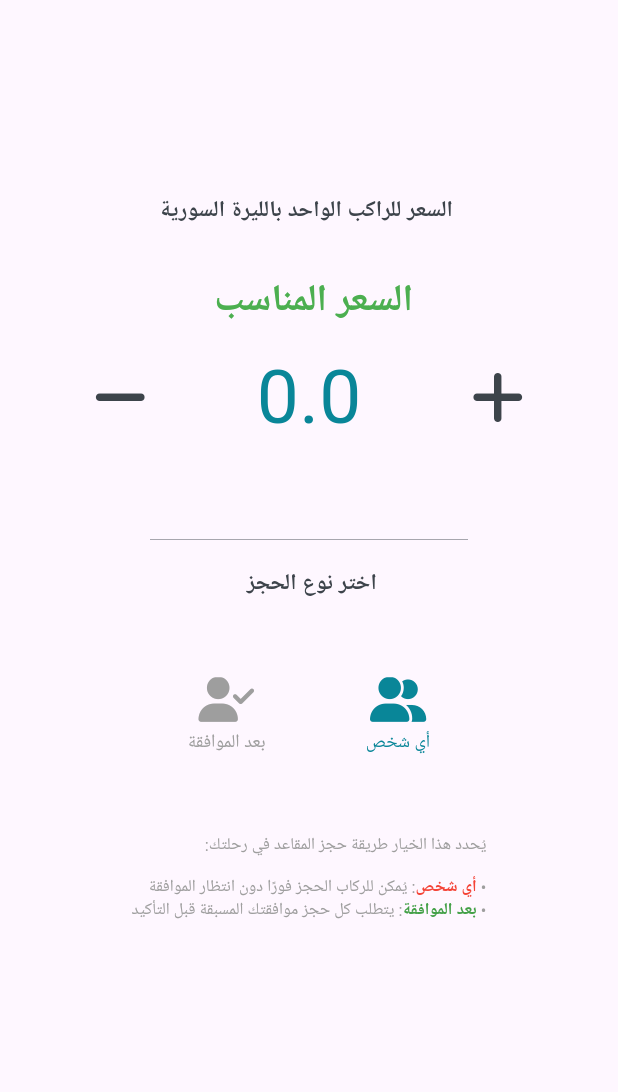
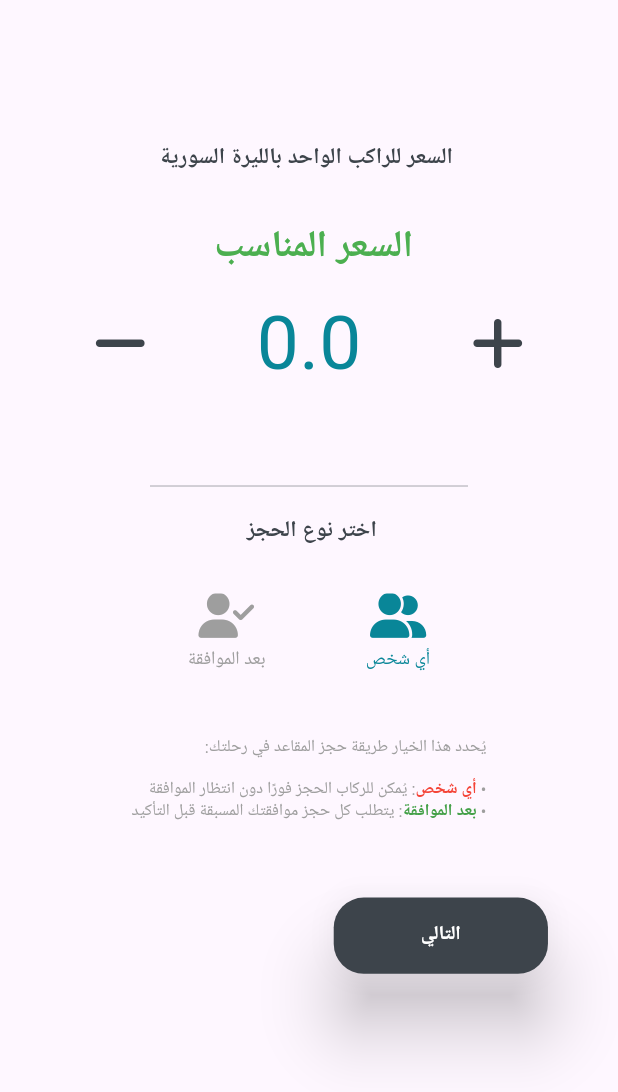
Before and after one commit to Salah-Al-Tenawi/dash_board, a Flutter app: the screen it shows after launch, after a tap on "التالي", on a phone screen of 412 x 824 dp. Shown: the top 1092 px of the screen. Run offline on Flutter 3.47's test engine with Material 3 defaults, Android fonts, the phone set to English and light mode, and no system bars; our stand-ins replace bloc, dartz, dio, equatable, flutter_bloc, flutter_map and 10 more; accounts and stored records are empty.

Commit message:
add button to trip select price and booking type

```diff
--- a/lib/features/trip_create/presantion/view/trip_select_price_and_booking_type.dart
+++ b/lib/features/trip_create/presantion/view/trip_select_price_and_booking_type.dart
@@ -3,9 +3,11 @@ import 'package:flutter_screenutil/flutter_screenutil.dart';
 import 'package:font_awesome_flutter/font_awesome_flutter.dart';
 import 'package:get/get_core/src/get_main.dart';
 import 'package:get/get_navigation/src/extension_navigation.dart';
-import 'package:sharecars/core/constant/text.dart';
+import 'package:sharecars/core/constant/const_text.dart';
+import 'package:sharecars/core/route/route_name.dart';
 import 'package:sharecars/core/them/my_colors.dart';
 import 'package:sharecars/core/them/text_app.dart';
+import 'package:sharecars/core/utils/widgets/my_button.dart';
 import 'package:sharecars/features/trip_create/data/model/trip_from.dart';
 import 'package:sharecars/features/trip_create/presantion/view/widget/trip_select_booking_type.dart';
 import 'package:sharecars/features/trip_create/presantion/view/widget/trip_select_price.dart';
@@ -64,6 +66,23 @@ class _TripSelectPriceAndBookingTypeState
               ),
               TripSelectBookingType(tripFrom: tripFrom),
               const TripTextNote(),
+              Padding(
+                padding: EdgeInsetsGeometry.only(left: 160.w),
+                child: MyButton(
+                  onPressed: () {
+                    // Get.toNamed(RouteName.tripSelectPriceAndBookingType, arguments: tripFrom);
+                  },
+                  color: MyColors.newramadi,
+                  width: 130.w,
+                  height: 50.h,
+                  borderRadius: true,
+                  splashcolor: MyColors.newrskey,
+                  child: const Text(
+                    "التالي",
+                    style: font13boldwhite,
+                  ),
+                ),
+              )
             ],
           ),
         ),
--- a/lib/features/trip_create/presantion/view/widget/trip_select_booking_type.dart
+++ b/lib/features/trip_create/presantion/view/widget/trip_select_booking_type.dart
@@ -24,7 +24,7 @@ class _TripSelectBookingTypeState extends State<TripSelectBookingType> {
   @override
   Widget build(BuildContext context) {
     return Padding(
-      padding:  EdgeInsets.only(top: 50.h ,bottom: 50),
+      padding: EdgeInsets.only(top: 30.h, bottom: 40),
       child: ToggleButtons(
         isSelected: [_reservationType == 0, _reservationType == 1],
         onPressed: (index) {
--- a/lib/features/trip_create/presantion/view/widget/trip_text_note.dart
+++ b/lib/features/trip_create/presantion/view/widget/trip_text_note.dart
@@ -1,4 +1,5 @@
 import 'package:flutter/material.dart';
+import 'package:flutter_screenutil/flutter_screenutil.dart';
 import 'package:sharecars/core/them/text_app.dart';
 
 class TripTextNote extends StatelessWidget {
@@ -6,7 +7,9 @@ class TripTextNote extends StatelessWidget {
 
   @override
   Widget build(BuildContext context) {
-    return RichText(
+    return Padding(
+      padding: EdgeInsets.only(bottom: 50.h),
+      child: RichText(
         text: TextSpan(
           style: font11NormalGrey,
           children: [
@@ -41,6 +44,7 @@ class TripTextNote extends StatelessWidget {
             ),
           ],
         ),
+      ),
     );
   }
 }
```
Also changed, not shown: lib/core/constant/const_text.dart (renamed from lib/core/constant/text.dart). Lines whose indentation alone changed are shown as unchanged.
